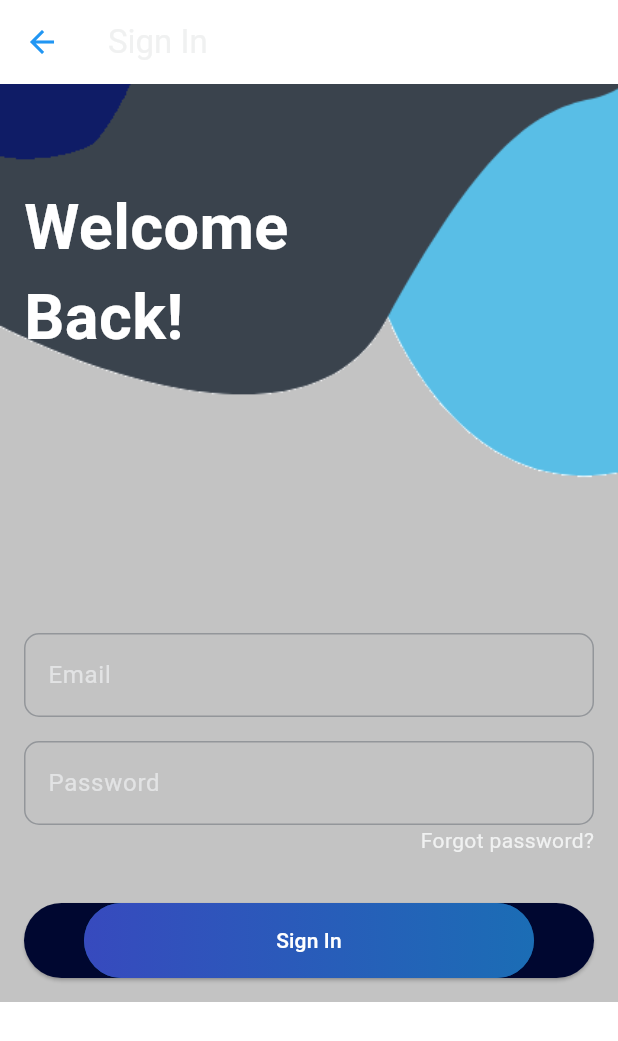
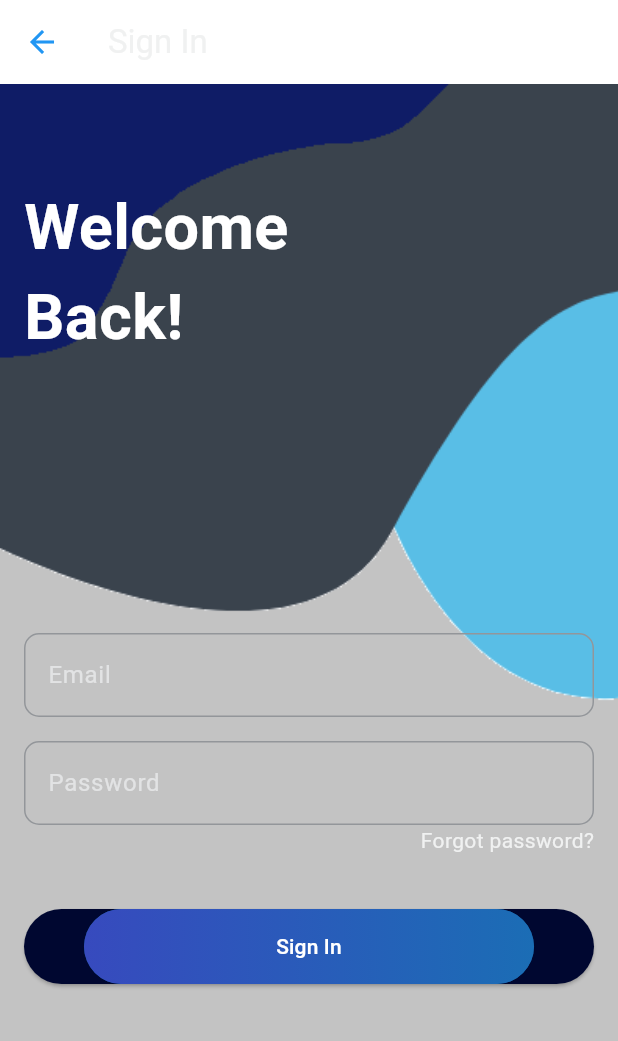
Before and after one commit to WillingDev0812/Blend, a Flutter app: the LoginPage screen opened directly, on a phone screen of 412 x 824 dp. Shown: the top 1041 px of the screen. Run offline on Flutter 3.47's test engine with Material 3 defaults, Android fonts, the light colour scheme and no system bars; our stand-ins replace cloud_firestore, curved_navigation_bar, firebase_auth, firebase_core, flex_color_scheme, google_sign_in and 3 more; missing offline and left inert: dart:ffi, flutter_facebook_auth; accounts and stored records are empty; network calls fail; project files that could hold a hidden picture were left out.

Commit message:
modified the login spacing

```diff
--- a/blend/lib/pages/auth/login.dart
+++ b/blend/lib/pages/auth/login.dart
@@ -177,7 +177,7 @@
                 //     child: Text("Forgot password?"),
                 //   ),
                 // ),
-                SizedBox(height: 16.0),
+                SizedBox(height: 20.0),
                 SizedBox(
                   height: 50.0,
                   width: double.infinity,
@@ -222,6 +222,7 @@
                     ),
                   ),
                 ),
+               SizedBox(height: 300.0),
               ],
             ),
           ),
```
